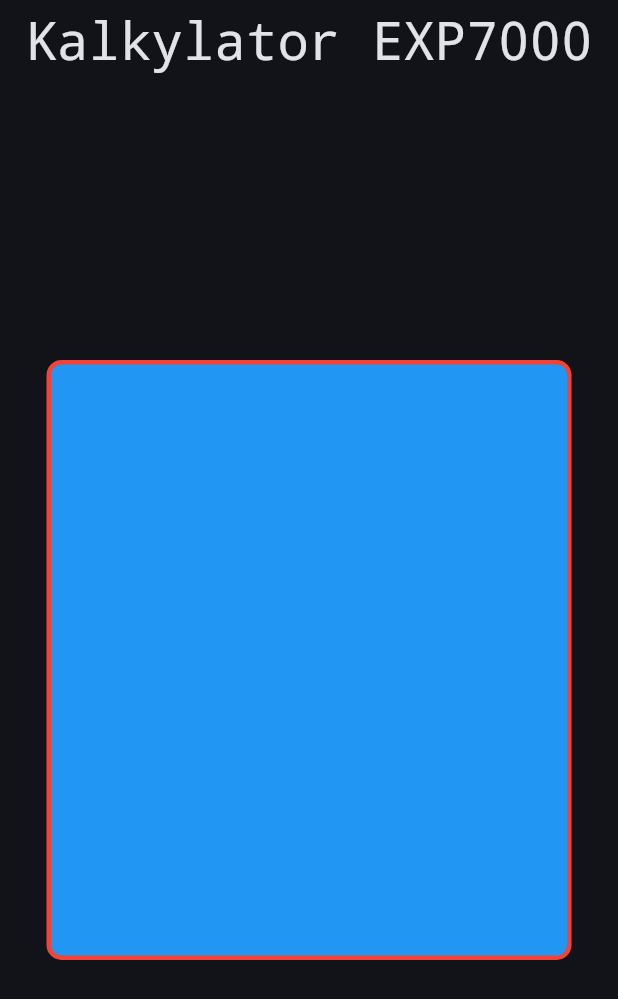
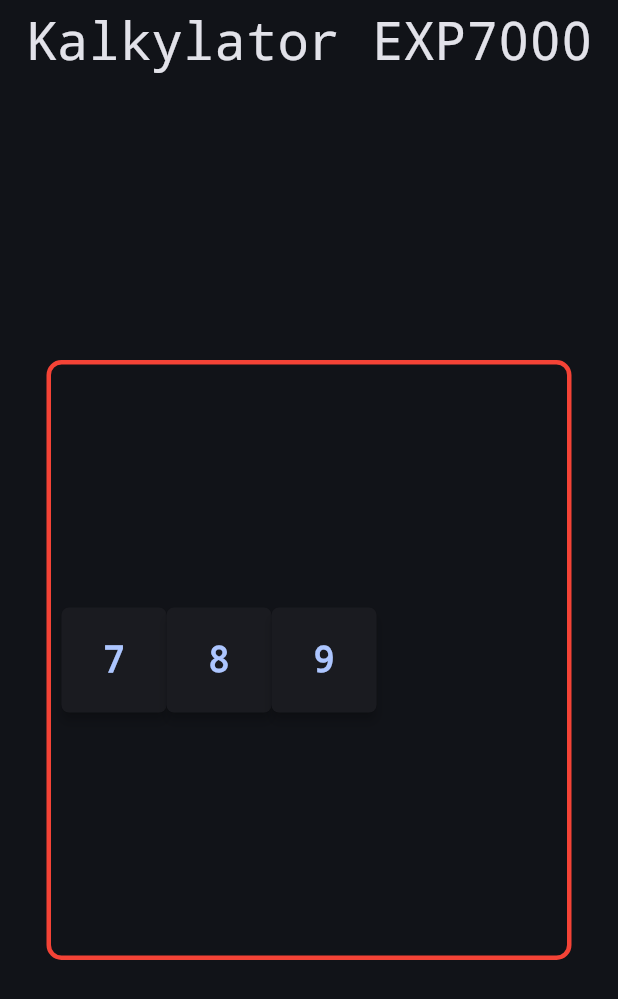
Before and after one commit to kyledies/flutterCalculator, a Flutter app: the screen it shows after launch, on a phone screen of 412 x 824 dp. Shown: the top 999 px of the screen. Run offline on Flutter 3.47's test engine with Material 3 defaults, Android fonts, the phone set to English and light mode, and no system bars.

Commit message:
Skapat basic knappwidget för kalkylatorn

```diff
--- a/lib/widgets/calc_button.dart
+++ b/lib/widgets/calc_button.dart
@@ -0,0 +1,36 @@
+// lib/widgets/calc_button.dart
+import 'package:flutter/material.dart';
+
+class CalcButton extends StatelessWidget {
+  final String label; // Texten på knappen, t.ex. "7" eller "+"
+  final VoidCallback onPressed; // Vad som ska hända när man trycker
+
+  const CalcButton({super.key, required this.label, required this.onPressed});
+
+  //Kanske snyggt att ha färger efter tema
+  @override
+  Widget build(BuildContext context) {
+    //final colorScheme = Theme.of(context).colorScheme;
+
+    return SizedBox(
+      width: 70,
+      height: 70,
+      child: ElevatedButton(
+        onPressed: onPressed,
+        style: ElevatedButton.styleFrom(
+          //backgroundColor: colorScheme.primary,          // bakgrundsfärg
+          //foregroundColor: colorScheme.onPrimary,        // textfärg/ikonfärg
+          elevation: 3, // lätt skugga
+          shape: RoundedRectangleBorder(
+            borderRadius: BorderRadius.circular(5), // rundade hörn
+          ),
+          padding: EdgeInsets.zero, // låt SizedBox styra storleken
+        ),
+        child: Text(
+          label,
+          style: const TextStyle(fontSize: 24, fontWeight: FontWeight.bold),
+        ),
+      ),
+    );
+  }
+}
--- a/lib/widgets/calculator_layout.dart
+++ b/lib/widgets/calculator_layout.dart
@@ -1,4 +1,5 @@
 import 'package:flutter/material.dart';
+import 'calc_button.dart'; // 👈 importera din knapp-widget
 
 class CalculatorLayout extends StatelessWidget {
   const CalculatorLayout({super.key});
@@ -11,9 +12,39 @@ class CalculatorLayout extends StatelessWidget {
       margin: const EdgeInsets.all(10),
       padding: const EdgeInsets.all(7),
       decoration: BoxDecoration(
-        color: Colors.blue,
+        //color: Colors.blue,
         borderRadius: BorderRadius.circular(10),
         border: Border.all(color: Colors.red, width: 3),
+      ),
+
+      child: Center(
+        child: Row(
+          children: [
+            Row(
+              mainAxisAlignment: MainAxisAlignment.spaceBetween,
+              children: [
+                CalcButton(
+                  label: '7',
+                  onPressed: () {
+                    print('Knapp 7 trycktes');
+                  },
+                ),
+                CalcButton(
+                  label: '8',
+                  onPressed: () {
+                    print('Knapp 7 trycktes');
+                  },
+                ),
+                CalcButton(
+                  label: '9',
+                  onPressed: () {
+                    print('Knapp 7 trycktes');
+                  },
+                ),
+              ],
+            ),
+          ],
+        ),
       ),
     );
   }
```
